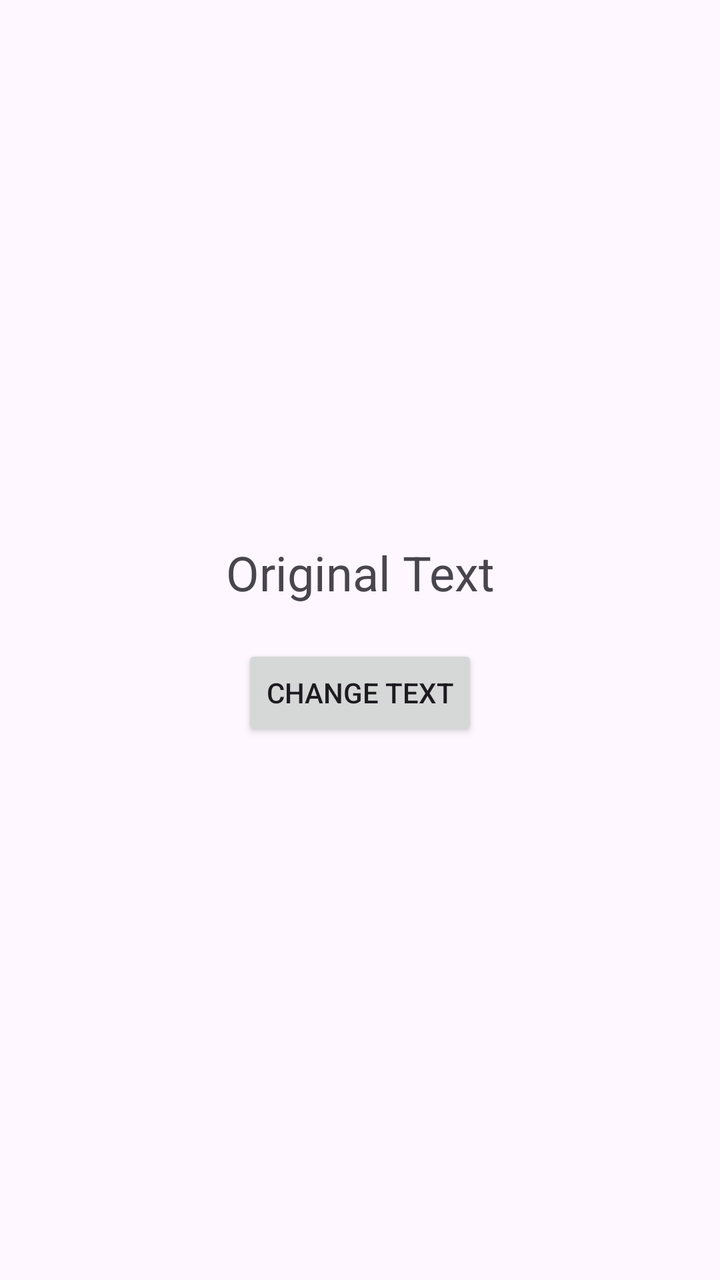
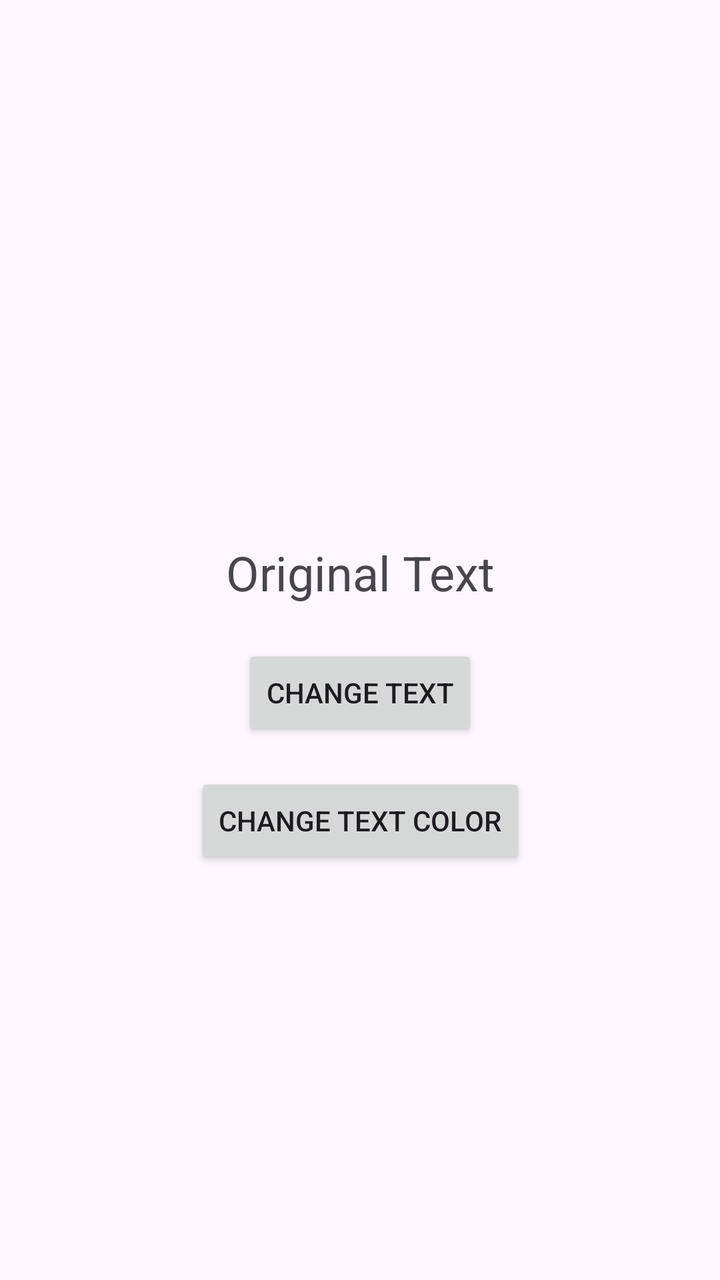

Compare the two renders of this Android layout. The source of the first and the diff that turns it into the second are given below.
<!-- AndroidManifest.xml: application theme Theme.MyApplication -->
<!-- res/layout/activity_main.xml -->
<?xml version="1.0" encoding="utf-8"?>
<androidx.constraintlayout.widget.ConstraintLayout
    xmlns:android="http://schemas.android.com/apk/res/android"
    xmlns:app="http://schemas.android.com/apk/res-auto"
    android:id="@+id/mainLayout"
    android:layout_width="match_parent"
    android:layout_height="match_parent">

    <TextView
        android:id="@+id/textView"
        android:layout_width="wrap_content"
        android:layout_height="wrap_content"
        android:text="Original Text"
        android:textSize="24sp"
        app:layout_constraintBottom_toTopOf="@+id/button1"
        app:layout_constraintEnd_toEndOf="parent"
        app:layout_constraintStart_toStartOf="parent"
        app:layout_constraintTop_toTopOf="parent"
        app:layout_constraintVertical_chainStyle="packed" />

    <Button
        android:id="@+id/button1"
        android:layout_width="wrap_content"
        android:layout_height="wrap_content"
        android:layout_marginTop="20dp"
        android:text="Change Text"
        app:layout_constraintBottom_toBottomOf="parent"
        app:layout_constraintEnd_toEndOf="parent"
        app:layout_constraintStart_toStartOf="parent"
        app:layout_constraintTop_toBottomOf="@+id/textView" />

</androidx.constraintlayout.widget.ConstraintLayout>
<!-- resources referenced by this layout -->
<resources>
  <style name="Theme.MyApplication" parent="Base.Theme.MyApplication" />
  <style name="Base.Theme.MyApplication" parent="Theme.Material3.DayNight.NoActionBar">
          
          
      </style>
</resources>

<!-- the commit's change to res/layout/activity_main.xml (unified diff, before → after) -->
@@ -28,5 +28,14 @@
         app:layout_constraintEnd_toEndOf="parent"
         app:layout_constraintStart_toStartOf="parent"
         app:layout_constraintTop_toBottomOf="@+id/textView" />
+    <Button
+        android:id="@+id/buttonColor"
+        android:layout_width="wrap_content"
+        android:layout_height="wrap_content"
+        android:layout_marginTop="16dp"
+        android:text="Change Text Color"
+        app:layout_constraintEnd_toEndOf="parent"
+        app:layout_constraintStart_toStartOf="parent"
+        app:layout_constraintTop_toBottomOf="@+id/button1" />
 
 </androidx.constraintlayout.widget.ConstraintLayout>
